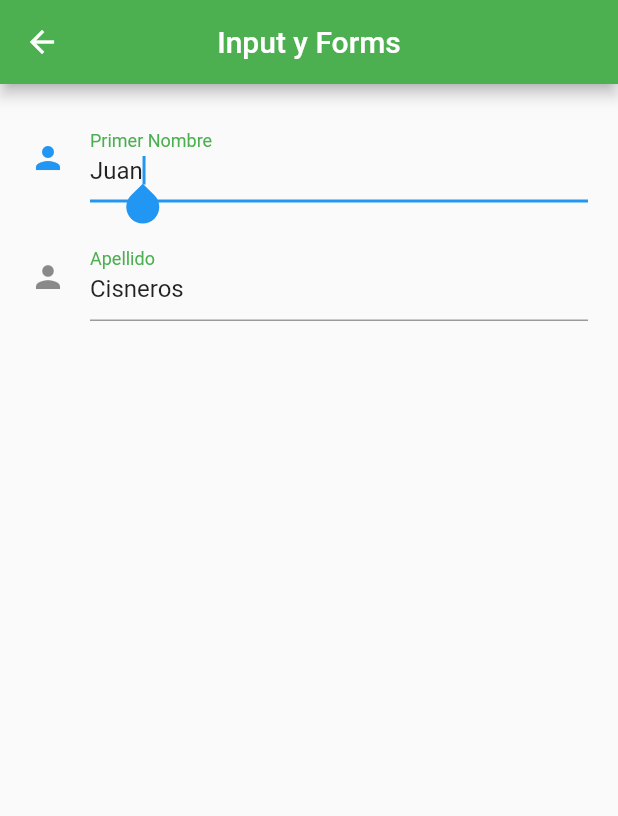
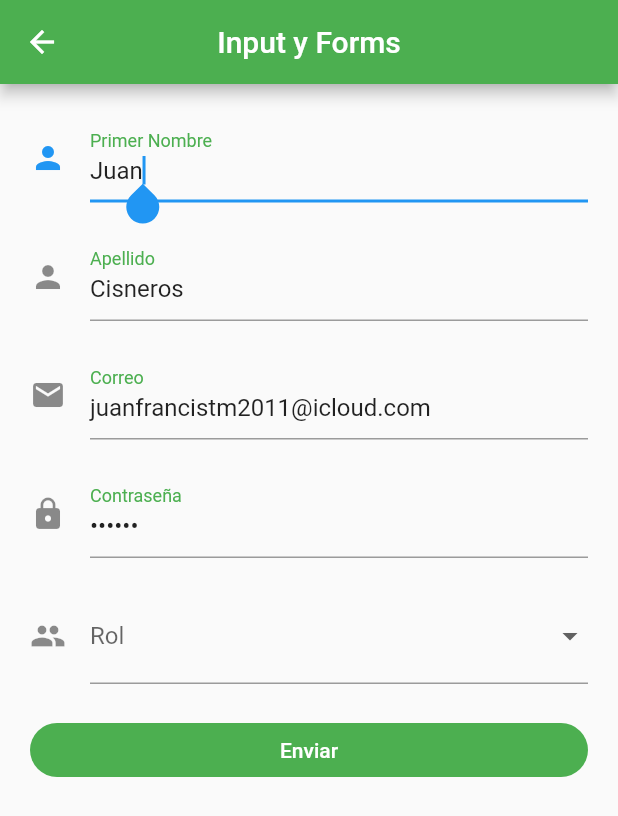
Before and after one commit to juanfranciscocis/FLUTTER-COMPONENTS, a Flutter app: the InputScreen screen opened by its route, on a phone screen of 412 x 824 dp. Shown: the top 816 px of the screen. Run offline on Flutter 3.47's test engine with Material 2 defaults, Android fonts, the light colour scheme and no system bars.

Commit message:
TEXTFIELD GETTING AND SHOWING

```diff
--- a/lib/router/app_routes.dart
+++ b/lib/router/app_routes.dart
@@ -2,6 +2,7 @@
 
 
 import 'package:fl_components_new/models/models.dart';
+import 'package:fl_components_new/screens/slider_screen.dart';
 import 'package:flutter/material.dart';
 
 import '../screens/alert_screen.dart';
@@ -27,6 +28,8 @@ class AppRoutes{
     MenuOption(route: 'avatar', icon: Icons.supervised_user_circle_outlined, name: 'Avatar Screen', screen: AvatarScreen()),
     MenuOption(route: 'animated', icon: Icons.play_circle_outline, name: 'Animated Screen', screen: AnimatedScreen()),
     MenuOption(route: 'inputs', icon: Icons.input, name: 'Inputs Screen', screen: InputScreen()),
+    MenuOption(route: 'slide', icon: Icons.slideshow, name: 'Slide Screen', screen:  SliderScreen())
+
   ];
 
 /*  static  Map<String,Widget Function(BuildContext)>routes= {
--- a/lib/screens/inputs_screen.dart
+++ b/lib/screens/inputs_screen.dart
@@ -1,3 +1,4 @@
+import 'package:fl_components_new/screens/home_screen.dart';
 import 'package:flutter/material.dart';
 
 import '../widgets/custom_input_field.dart';
@@ -7,6 +8,19 @@ class InputScreen extends StatelessWidget{
 
   @override
   Widget build(BuildContext context) {
+
+
+    final GlobalKey<FormState> myFormKey = GlobalKey<FormState>(); //FORM KEY
+
+    final Map<String,String> formValues = {
+      'name':'Juan',
+      'lastName':'Cisneros',
+      'email':'juanfrancistm2011@icloud.com',
+      'password':'06012002jF_',
+      'role':'admin',
+    };
+
+
     return Scaffold(
       appBar: AppBar(
         title: Text('Input y Forms'),
@@ -15,8 +29,10 @@ class InputScreen extends StatelessWidget{
       body: SingleChildScrollView(
         child: Padding(
           padding: const EdgeInsets.all(20),
+          child: Form( //FORM
+            key: myFormKey, //FORM KEY asigned to the form
             child: Column(
-            children: const [
+              children:  [
 
                 CustomInputField(
                   labelText: 'Primer Nombre',
@@ -24,6 +40,8 @@ class InputScreen extends StatelessWidget{
                   icon: Icons.person,
                   helperText: 'Minimo 3 caracteres',
                   initialValue: 'Juan',
+                  formProperty: 'name',
+                  formValues: formValues,
                 ),
                 SizedBox(height: 20),
                 CustomInputField(
@@ -32,12 +50,106 @@ class InputScreen extends StatelessWidget{
                   icon: Icons.person,
                   helperText: 'Minimo 3 caracteres',
                   initialValue: 'Cisneros',
+                  formValues: formValues,
+                  formProperty: 'lastName',
+                ),
+
+                SizedBox(height: 20),
+                CustomInputField(
+                  labelText: 'Correo',
+                  hintText: 'Ingresa tu correo',
+                  icon: Icons.email,
+                  helperText: 'Minimo 3 caracteres',
+                  initialValue: 'juanfrancistm2011@icloud.com',
+                  keyboardType: TextInputType.emailAddress,
+                  formProperty: 'email',
+                  formValues: formValues,
+                ),
+
+
+
+
+
+                SizedBox(height: 20),
+
+                CustomInputField(
+                  labelText: 'Contraseña',
+                  hintText: 'Ingresa tu contraseña',
+                  icon: Icons.lock,
+                  helperText: 'Minimo 3 caracteres',
+                  initialValue: '123456',
+                  obscureText: true,
+                  formProperty: 'password',
+                  formValues: formValues,
+
+                ),
+                SizedBox(height: 20),
+
+                DropdownButtonFormField<String>(
+                  decoration: const InputDecoration(
+                    labelText: 'Rol',
+                    icon: Icon(Icons.people),
+                  ),
+                  items: const[
+                    DropdownMenuItem(value:'Admin', child: Text('Admin')),
+                    DropdownMenuItem(value:'User', child: Text('User')),
+                  ],
+                  onChanged: (value) {
+                    formValues['role'] = value ?? 'User';
+
+                  },//onChanged: (value) { },
+                ),
+
+                SizedBox(height: 20),
+
+
+
+
+                ElevatedButton(
+                  onPressed: () {
+                    FocusScope.of(context).requestFocus(FocusNode()); //FocusScope para quitar el foco del teclado
+                    if(myFormKey.currentState!.validate() == false){
+                      print('Formulario no valido');
+
+                    } else {
+                      print('Formulario valido');
+                      print(formValues);
+
+                      //show dialog
+                      showDialog(
+                        context: context,
+                        builder: (context) {
+                          return AlertDialog(
+                            title: Text('Formulario valido'),
+                            content: Text(formValues.toString()),
+                            actions: <Widget>[
+                              FlatButton(
+                                child: Text('Ok'),
+                                onPressed: () {
+
+                                  Navigator.of(context).pushReplacementNamed('inputs');
+
+
+                                },
+                              ),
+                            ],
+                          );
+                        }
+                      );
+                    }
+
+                  },
+                  child:const SizedBox(
+                    width: double.infinity,
+                    child: Center(child: Text('Enviar')),
+                  ),
                 ),
 
 
               ],
             ),
           ),
+        ),
       )
     );
   }
--- a/lib/screens/screens.dart
+++ b/lib/screens/screens.dart
@@ -6,3 +6,4 @@ export 'package:fl_components_new/screens/home_screen.dart';
 export 'package:fl_components_new/screens/inputs_screen.dart';
 export 'package:fl_components_new/screens/listview1_screen.dart';
 export 'package:fl_components_new/screens/listview2_screen.dart';
+export 'package:fl_components_new/screens/slider_screen.dart';
--- a/lib/widgets/custom_input_field.dart
+++ b/lib/widgets/custom_input_field.dart
@@ -9,11 +9,15 @@ class CustomInputField extends StatelessWidget {
   final String labelText;
   final IconData icon;
   final String initialValue;
+  TextInputType? keyboardType = TextInputType.text;
+  bool obscureText;
+  final String formProperty;
+  final Map<String,String> formValues;
 
 
 
-  const CustomInputField({
-    Key? key, required this.hintText, required this.helperText, required this.labelText, required this.icon, required this.initialValue,
+   CustomInputField({
+    Key? key, required this.hintText, required this.helperText, required this.labelText, required this.icon, required this.initialValue, this.keyboardType,this.obscureText=false, required this.formProperty, required this.formValues
   }) : super(key: key);
 
   @override
@@ -22,7 +26,10 @@ class CustomInputField extends StatelessWidget {
       autofocus: true, //cuando se inicia el formulario se pone el foco en el campo
       initialValue: initialValue, //valor inicial del campo
       textCapitalization: TextCapitalization.words, //capitalizacion de texto
+      obscureText: obscureText, //ocultar texto
+      keyboardType: keyboardType, //tipo de teclado
       onChanged: (value){ //cuando cambia el valor del campo
+        formValues[formProperty] = value; //se asigna el valor del campo al formValues
         print(value); //imprime el valor del campo
       },
       validator: (value){ //validacion del campo
```
Also changed, not shown: lib/screens/slider_screen.dart (added, +14 -0 lines). Lines whose indentation alone changed are shown as unchanged.
